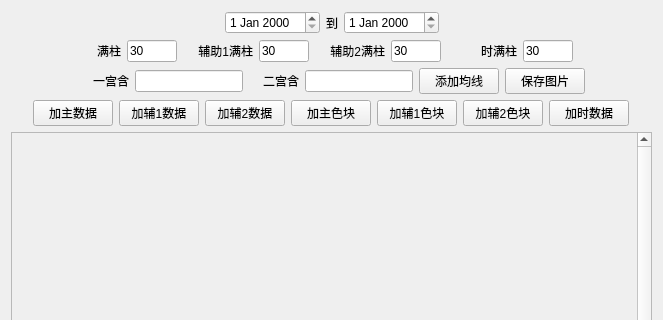
Qt form charttool/mainwindow.ui (kinglon/stocktool) before a commit; both pictures show x 0 to 663 and y 0 to 320 of the 663 by 527 pixel window.
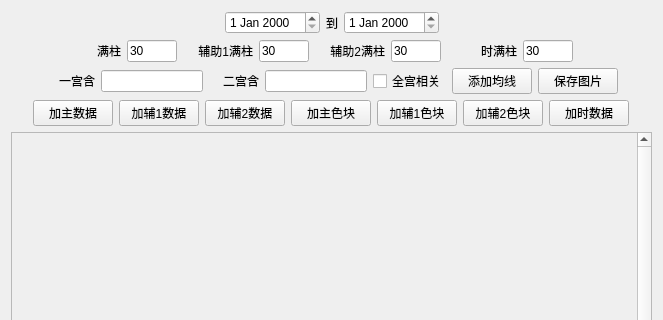
The same form after that commit.

Patch:
```diff
--- a/charttool/mainwindow.ui
+++ b/charttool/mainwindow.ui
@@ -372,6 +372,13 @@
          </property>
         </widget>
        </item>
+       <item>
+        <widget class="QCheckBox" name="matchAllCheckBox">
+         <property name="text">
+          <string>全宫相关</string>
+         </property>
+        </widget>
+       </item>
        <item>
         <widget class="QPushButton" name="addAvgLineButton">
          <property name="text">
```
